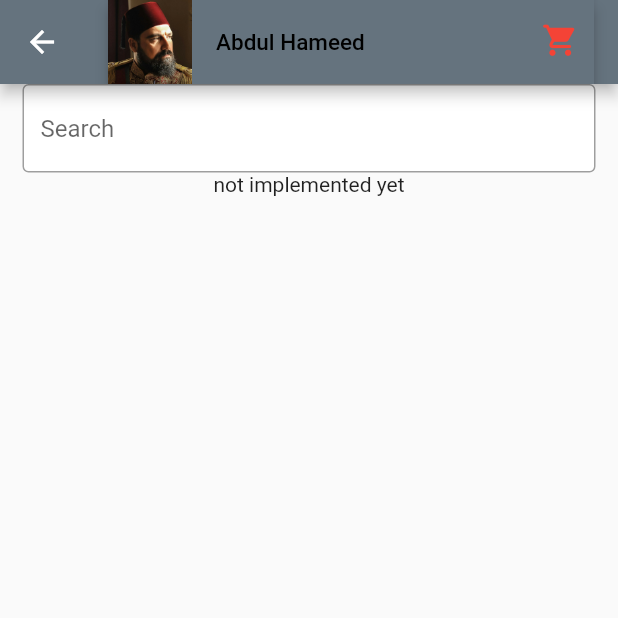
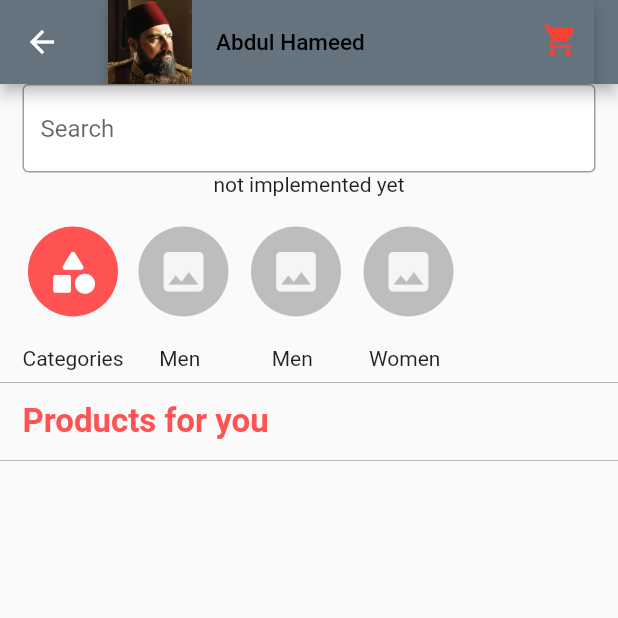
Before and after one commit to Phant0m-a/Shopping-app-pro, a Flutter app: the HomePage screen opened by its route, on a phone screen of 412 x 824 dp, the top half of it. Run offline on Flutter 3.47's test engine with Material 2 defaults, Android fonts, the light colour scheme and no system bars; our stand-ins replace bubble_bottom_bar, cloud_firestore, dots_indicator, firebase_auth, firebase_core, get and 2 more; accounts and stored records are empty.

Commit message:
updated home page
included  categories avatar refactor and added products for you
next, is grid and carousal!

```diff
--- /dev/null
+++ b/lib/pages/home/components/category_avatar.dart
@@ -0,0 +1,32 @@
+import 'package:flutter/material.dart';
+import 'package:flutter/src/widgets/container.dart';
+import 'package:flutter/src/widgets/framework.dart';
+
+class CategoryAvatar extends StatelessWidget {
+  const CategoryAvatar(
+      {super.key, required this.catName, required this.catIcon});
+  final String catName;
+  final IconData catIcon;
+
+  @override
+  Widget build(BuildContext context) {
+    return Column(
+      children: [
+        Container(
+          padding: const EdgeInsets.only(left: 10, top: 0, right: 5, bottom: 0),
+          child: CircleAvatar(
+            backgroundColor: Colors.grey[400],
+            radius: 30,
+            child: Icon(
+              catIcon,
+              color: Colors.grey[100],
+              size: 35,
+            ),
+          ),
+        ),
+        SizedBox(height: 20),
+        Text(catName)
+      ],
+    );
+  }
+}
--- a/lib/pages/home/home_page.dart
+++ b/lib/pages/home/home_page.dart
@@ -1,14 +1,14 @@
-// ignore_for_file: prefer_const_constructors
+// ignore_for_file: prefer_const_constructors, prefer_const_literals_to_create_immutables
 
+import 'package:dropshipper/pages/home/components/category_avatar.dart';
 import 'package:flutter/material.dart';
 import 'components/my_app_bar.dart';
 import 'components/my_text_controller.dart';
 
 class HomePage extends StatelessWidget {
-   HomePage({super.key});
+  HomePage({super.key});
 
   TextEditingController searchController = TextEditingController();
-
 
   @override
   Widget build(BuildContext context) {
@@ -31,6 +31,59 @@ class HomePage extends StatelessWidget {
             ),
             //carousal
             Text('not implemented yet'),
+            //Category Avatars list horizontal
+            Container(
+              padding:
+                  const EdgeInsets.only(left: 15, top: 20, right: 5, bottom: 0),
+              child: Row(
+                children: [
+                  Column(
+                    children: [
+                      CircleAvatar(
+                        backgroundColor: Colors.redAccent,
+                        radius: 30,
+                        child: Icon(
+                          Icons.category_rounded,
+                          color: Colors.white,
+                          size: 35,
+                        ),
+                      ),
+                      SizedBox(height: 20),
+                      Text('Categories')
+                    ],
+                  ),
+                  CategoryAvatar(catName: 'Men', catIcon: Icons.image),
+                  CategoryAvatar(catName: 'Men', catIcon: Icons.image),
+                  CategoryAvatar(catName: 'Women', catIcon: Icons.image)
+                ],
+              ),
+            ),
+            Divider(
+              thickness: 0.5,
+              color: Colors.grey,
+            ),
+            //Products for you
+             Row(
+                mainAxisAlignment: MainAxisAlignment.start,
+                children: const [
+                  Padding(
+                    padding: EdgeInsets.only(
+                        left: 15.0, top: 5, bottom: 5, right: 15),
+                    child: Text(
+                      'Products for you',
+                      style: TextStyle(
+                          fontSize: 22,
+                          fontWeight: FontWeight.bold,
+                          color: Colors.redAccent),
+                    ),
+                  ),
+                ],
+              ),
+              Divider(
+                thickness: 0.5,
+                color: Colors.grey,
+              ),
+            // Grid
 
           ],
         ),
```
